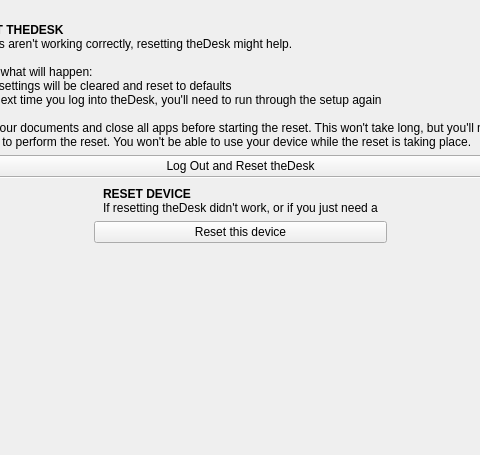
Above: desktop/systemsettings/recovery/recovery.ui from theCheeseboard/thedesk before the change; both pictures show x 207 to 687 and y 0 to 455 of the 896 by 455 pixel window. Below: the same form after it.
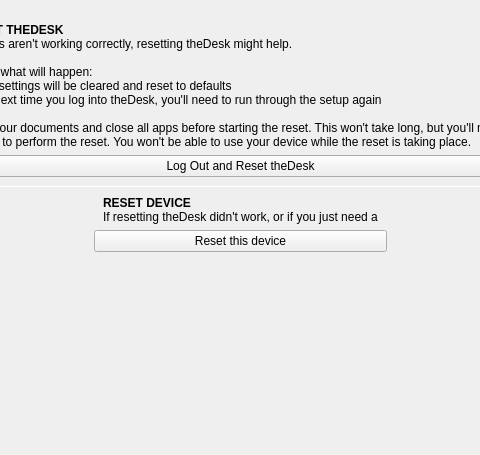
That is the form after the change. Icons and pictures are not drawn. Custom widgets are drawn as their Qt base class.

Diff of the .ui file:
```diff
--- a/desktop/systemsettings/recovery/recovery.ui
+++ b/desktop/systemsettings/recovery/recovery.ui
@@ -85,7 +85,7 @@
            <number>0</number>
           </property>
           <property name="bottomMargin">
-           <number>0</number>
+           <number>9</number>
           </property>
           <item>
            <layout class="QVBoxLayout" name="verticalLayout_4">
```
